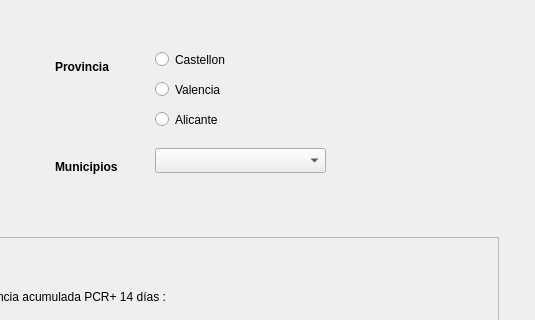
This is Unitat2/Entregables/COVID 2022/c.ui in Joanmi00/IonutArtene_DI2122 as Qt 5 draws it before an edit; both pictures show x 265 to 800 and y 104 to 424 of the 800 by 600 pixel window. The edited form follows.
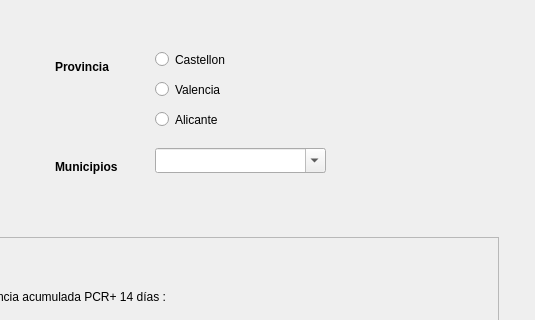
This is the edited form. Icons and pictures are not drawn. Custom widgets are drawn as their Qt base class.

Patch:
```diff
--- a/Unitat2/Entregables/COVID 2022/c.ui
+++ b/Unitat2/Entregables/COVID 2022/c.ui
@@ -250,6 +250,9 @@
                    <height>25</height>
                   </rect>
                  </property>
+                 <property name="editable">
+                  <bool>true</bool>
+                 </property>
                  <property name="currentText">
                   <string notr="true"/>
                  </property>
```
